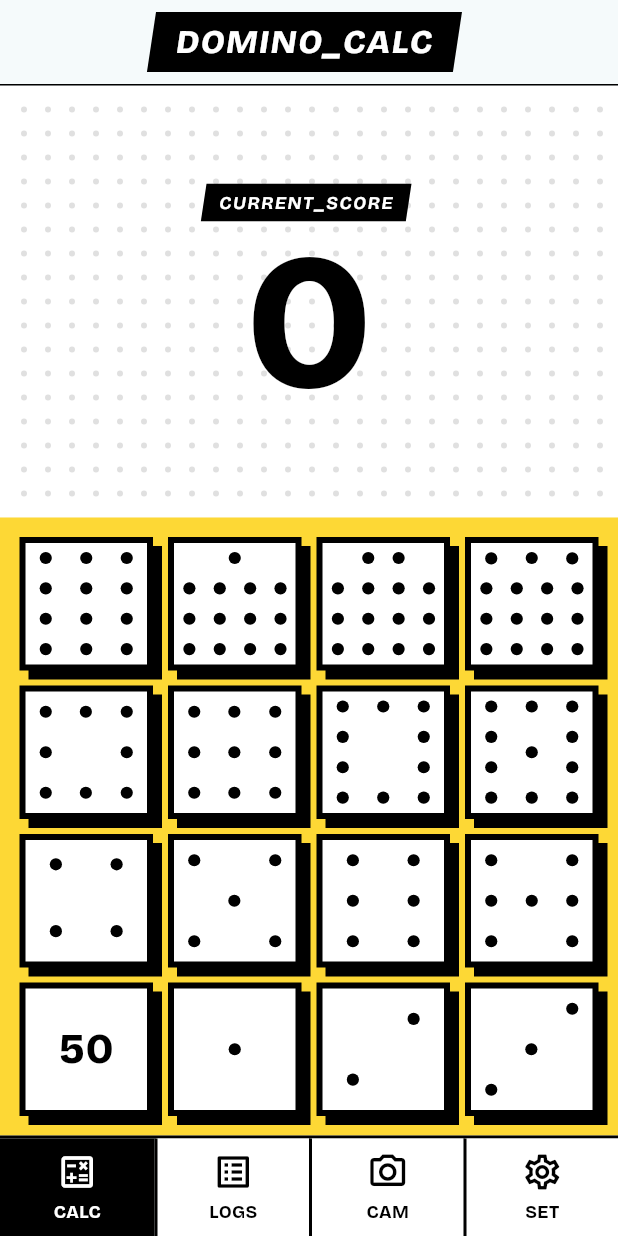
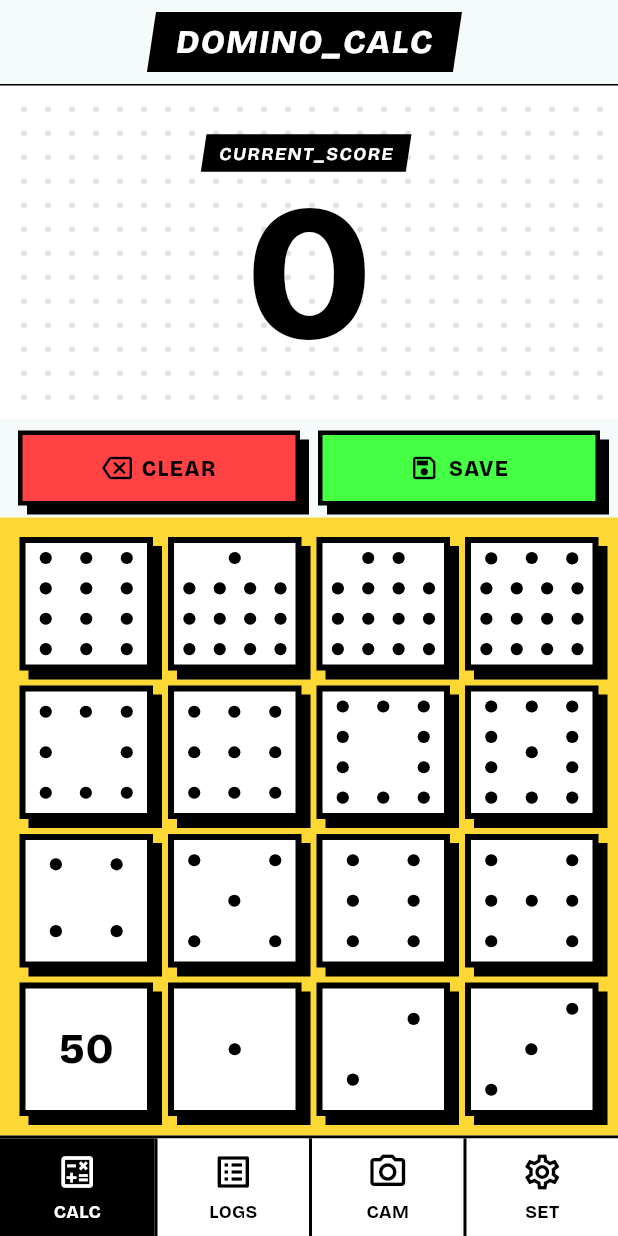
Before and after one commit to chrisstayte/DominoesCalculator, a Flutter app: the screen it shows after launch, on a phone screen of 412 x 824 dp. Run offline on Flutter 3.47's test engine with Material 3 defaults, Android fonts, the phone set to English and light mode, and no system bars; our stand-ins replace flutter_svg, go_router, google_fonts, shared_preferences.

Commit message:
Adds ActionButton widget and action row
Introduces a reusable, animated ActionButton component and integrates a quick-action row into the Home screen.

- Adds a Clear action (tap to remove last, long-press to clear all) and a Save action (stub) using the new button.
- Refactors total calculation call for readability.
- Imports and wires the new widget into the home UI for improved user interactions.

```diff
--- a/lib/screens/home_screen.dart
+++ b/lib/screens/home_screen.dart
@@ -2,6 +2,7 @@ import 'package:dominoes/enum/domino_pips.dart';
 import 'package:dominoes/enum/number_style.dart';
 import 'package:dominoes/providers/calculator_provider.dart';
 import 'package:dominoes/providers/local_settings_provider.dart';
+import 'package:dominoes/widgets/action_button.dart';
 import 'package:dominoes/widgets/domino_pip.dart';
 import 'package:dominoes/widgets/dot_grid_painter.dart';
 import 'package:flutter/material.dart';
@@ -35,9 +36,7 @@ class HomeScreen extends StatelessWidget {
   Widget build(BuildContext context) {
     final settings = context.watch<LocalSettingsProvider>().localSettings;
     final calculator = context.watch<CalculatorProvider>();
-    final total = calculator.total(
-      freePointValue: settings.freePointValue,
-    );
+    final total = calculator.total(freePointValue: settings.freePointValue);
 
     return Scaffold(
       appBar: AppBar(
@@ -105,6 +104,33 @@ class HomeScreen extends StatelessWidget {
               ),
             ),
           ),
+          Padding(
+            padding: const EdgeInsets.symmetric(horizontal: 12, vertical: 8),
+            child: Row(
+              children: [
+                Expanded(
+                  child: ActionButton(
+                    label: 'Clear',
+                    icon: Icons.backspace_outlined,
+                    color: Color(0xFFFF4344),
+                    foregroundColor: Colors.black,
+                    onTap: () => calculator.removeLast(),
+                    onLongPressComplete: () => calculator.clear(),
+                  ),
+                ),
+                const SizedBox(width: 12),
+                Expanded(
+                  child: ActionButton(
+                    label: 'Save',
+                    icon: Icons.save_outlined,
+                    color: Color(0xFF45FF45),
+                    foregroundColor: Colors.black,
+                    onTap: () {},
+                  ),
+                ),
+              ],
+            ),
+          ),
           Container(
             decoration: BoxDecoration(color: Colors.yellow.shade600),
             padding: const EdgeInsets.all(8.0),
@@ -118,8 +144,8 @@ class HomeScreen extends StatelessWidget {
                 mainAxisSpacing: 2,
                 crossAxisSpacing: 2,
                 children: [
-                ..._buildDominoTiles(settings.numberStyle, calculator),
-              ],
+                  ..._buildDominoTiles(settings.numberStyle, calculator),
+                ],
               ),
             ),
           ),
--- /dev/null
+++ b/lib/widgets/action_button.dart
@@ -0,0 +1,178 @@
+import 'dart:math';
+
+import 'package:flutter/material.dart';
+import 'package:google_fonts/google_fonts.dart';
+
+class ActionButton extends StatefulWidget {
+  const ActionButton({
+    super.key,
+    required this.label,
+    required this.icon,
+    required this.color,
+    this.foregroundColor = Colors.white,
+    required this.onTap,
+    this.onLongPressComplete,
+  });
+
+  final String label;
+  final IconData icon;
+  final Color color;
+  final Color foregroundColor;
+  final VoidCallback onTap;
+  final VoidCallback? onLongPressComplete;
+
+  @override
+  State<ActionButton> createState() => _ActionButtonState();
+}
+
+class _ActionButtonState extends State<ActionButton>
+    with TickerProviderStateMixin {
+  bool _isPressed = false;
+
+  late final AnimationController _fillController;
+  late final AnimationController _shakeController;
+
+  @override
+  void initState() {
+    super.initState();
+    _fillController =
+        AnimationController(
+          vsync: this,
+          duration: const Duration(milliseconds: 1500),
+        )..addStatusListener((status) {
+          if (status == AnimationStatus.completed) {
+            widget.onLongPressComplete?.call();
+            _shakeController.stop();
+            _fillController.reset();
+          }
+        });
+
+    _shakeController = AnimationController(
+      vsync: this,
+      duration: const Duration(milliseconds: 60),
+    );
+  }
+
+  @override
+  void dispose() {
+    _fillController.dispose();
+    _shakeController.dispose();
+    super.dispose();
+  }
+
+  void _onLongPressStart() {
+    if (widget.onLongPressComplete == null) return;
+    _fillController.forward(from: 0);
+    _shakeController.repeat(reverse: true);
+  }
+
+  void _onLongPressEnd() {
+    if (widget.onLongPressComplete == null) return;
+    if (_fillController.isAnimating) {
+      _shakeController.stop();
+      _fillController.reverse();
+    }
+    setState(() => _isPressed = false);
+  }
+
+  @override
+  Widget build(BuildContext context) {
+    final hasLongPress = widget.onLongPressComplete != null;
+
+    return GestureDetector(
+      onTapDown: (_) => setState(() => _isPressed = true),
+      onTapUp: (_) => setState(() => _isPressed = false),
+      onTapCancel: () => setState(() => _isPressed = false),
+      onTap: widget.onTap,
+      onLongPressStart: hasLongPress ? (_) => _onLongPressStart() : null,
+      onLongPressEnd: hasLongPress ? (_) => _onLongPressEnd() : null,
+      onLongPressDown: hasLongPress
+          ? (_) => setState(() => _isPressed = true)
+          : null,
+      onLongPressCancel: hasLongPress
+          ? () {
+              setState(() => _isPressed = false);
+            }
+          : null,
+      child: AnimatedBuilder(
+        animation: Listenable.merge([_fillController, _shakeController]),
+        builder: (context, child) {
+          final maxAngle = _fillController.value * 0.08;
+          final rotationAngle = _fillController.isAnimating
+              ? sin(_shakeController.value * pi * 2) * maxAngle
+              : 0.0;
+
+          final transform = Matrix4.translationValues(
+            _isPressed ? 4.0 : 0.0,
+            _isPressed ? 4.0 : 0.0,
+            0,
+          )..rotateZ(rotationAngle);
+
+          return AnimatedContainer(
+            duration: const Duration(milliseconds: 70),
+            curve: Curves.easeOut,
+            transform: transform,
+            transformAlignment: Alignment.center,
+            decoration: BoxDecoration(
+              color: widget.color,
+
+              border: Border.all(color: Colors.black, width: 3),
+              boxShadow: [
+                BoxShadow(
+                  color: Colors.black,
+                  offset: _isPressed ? const Offset(2, 2) : const Offset(6, 6),
+                  blurRadius: 0,
+                  spreadRadius: 0,
+                ),
+              ],
+            ),
+            child: ClipRRect(
+              child: Stack(
+                children: [
+                  if (_fillController.value > 0)
+                    Positioned.fill(
+                      child: Align(
+                        alignment: Alignment.centerLeft,
+                        child: FractionallySizedBox(
+                          widthFactor: _fillController.value,
+                          heightFactor: 1.0,
+                          child: Container(
+                            color: Colors.black.withValues(alpha: 0.25),
+                          ),
+                        ),
+                      ),
+                    ),
+                  Center(
+                    child: Padding(
+                      padding: const EdgeInsets.symmetric(vertical: 12),
+                      child: Row(
+                        mainAxisSize: MainAxisSize.min,
+                        children: [
+                          Icon(
+                            widget.icon,
+                            color: widget.foregroundColor,
+                            size: 20,
+                          ),
+                          const SizedBox(width: 6),
+                          Text(
+                            widget.label.toUpperCase(),
+                            style: GoogleFonts.bricolageGrotesque(
+                              color: widget.foregroundColor,
+                              fontWeight: FontWeight.w800,
+                              fontSize: 14,
+                              letterSpacing: 1,
+                            ),
+                          ),
+                        ],
+                      ),
+                    ),
+                  ),
+                ],
+              ),
+            ),
+          );
+        },
+      ),
+    );
+  }
+}
```
